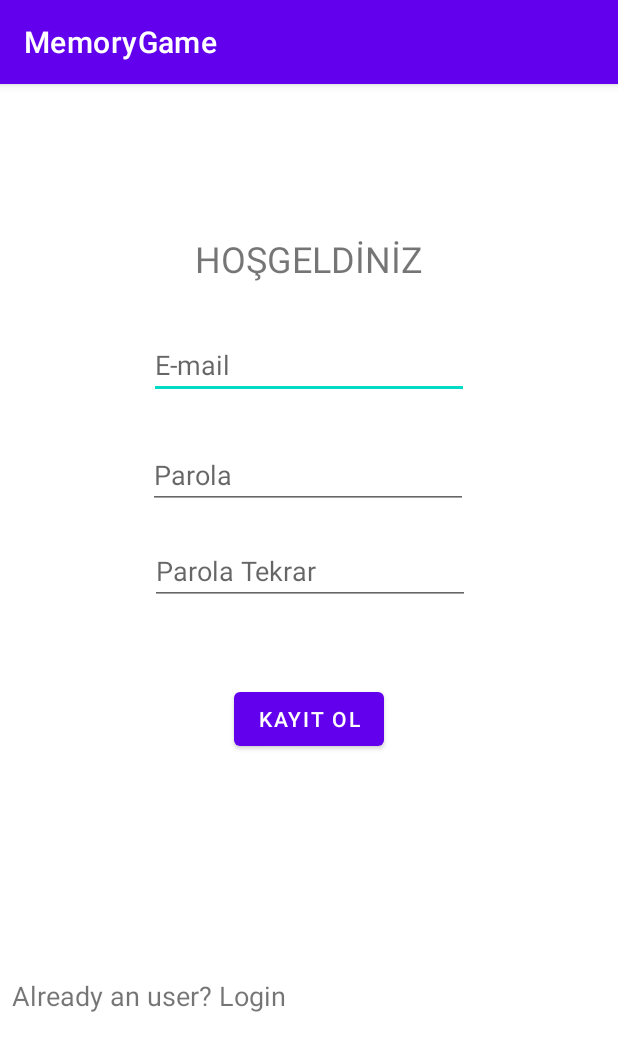
After one commit to tugbaguneyy/Memory-Card-Game, an Android app: the SignupActivity screen opened directly, with no data from a screen before it, on a phone screen of 412 x 824 dp. The commit adds this screen. Shown: the top 1051 px of the screen. Run offline under Robolectric (Android 15) with nearby library versions, the phone set to English and light mode, and no system bars; our stand-ins replace Firebase (no records; nobody signed in at launch, a user with empty details on screens opened directly).

Commit message:
signup ve signin hazır

```diff
--- a/app/build.gradle
+++ b/app/build.gradle
@@ -31,7 +31,11 @@ android {
     kotlinOptions {
         jvmTarget = '1.8'
     }
+    buildFeatures {
+        viewBinding true
+    }
 }
+
 
 dependencies {
 
@@ -45,6 +49,8 @@ dependencies {
     implementation 'com.google.firebase:firebase-firestore-ktx:24.4.1'
     implementation 'com.google.firebase:firebase-firestore:24.0.2'
     implementation 'com.google.firebase:firebase-storage:20.0.1'
+    implementation 'com.google.firebase:firebase-auth-ktx:21.1.0'
+    implementation 'androidx.mediarouter:mediarouter:1.2.6'
     testImplementation 'junit:junit:4.13.2'
     androidTestImplementation 'androidx.test.ext:junit:1.1.3'
     androidTestImplementation 'androidx.test.espresso:espresso-core:3.4.0'
--- /dev/null
+++ b/app/src/main/java/com/example/memorygame/SignupActivity.kt
@@ -0,0 +1,52 @@
+package com.example.memorygame
+
+import android.content.Intent
+import androidx.appcompat.app.AppCompatActivity
+import android.os.Bundle
+import android.widget.Toast
+import com.example.memorygame.databinding.ActivitySignupBinding
+import com.google.firebase.auth.FirebaseAuth
+
+class SignupActivity : AppCompatActivity() {
+    private lateinit var binding: ActivitySignupBinding
+    private lateinit var  firebaseAuth:FirebaseAuth
+    override fun onCreate(savedInstanceState: Bundle?) {
+        super.onCreate(savedInstanceState)
+        binding = ActivitySignupBinding.inflate(layoutInflater)
+        setContentView(binding.root)
+
+        firebaseAuth = FirebaseAuth.getInstance()
+        binding.signup.setOnClickListener {
+            val email = binding.email.text.toString()
+            val password = binding.password.text.toString()
+            val confirmpass = binding.passwordConfirm.text.toString()
+
+            if (email.isNotEmpty() && password.isNotEmpty() && confirmpass.isNotEmpty()) {
+                if (password == confirmpass) {
+                    firebaseAuth.createUserWithEmailAndPassword(email, password)
+                        .addOnCompleteListener {
+                            if (it.isSuccessful) {
+                                val intent = Intent(this, LoginActivity::class.java)
+                                startActivity((intent))
+                            } else {
+                                Toast.makeText(this, it.exception.toString(), Toast.LENGTH_SHORT)
+                                    .show()
+                            }
+                        }
+                } else {
+                    Toast.makeText(this, "Parola eşleşmedi", Toast.LENGTH_SHORT).show()
+
+                }
+            } else {
+                Toast.makeText(this, "Boş bırakılamaz alanlar!", Toast.LENGTH_SHORT).show()
+            }
+
+        }
+        binding.loginRedirectText.setOnClickListener{
+            val loginIntent=Intent(this,LoginActivity::class.java)
+            startActivity(loginIntent)
+        }
+
+
+    }
+    }
--- /dev/null
+++ b/app/src/main/res/layout/activity_signup.xml
@@ -0,0 +1,80 @@
+<?xml version="1.0" encoding="utf-8"?>
+<androidx.constraintlayout.widget.ConstraintLayout xmlns:android="http://schemas.android.com/apk/res/android"
+    xmlns:app="http://schemas.android.com/apk/res-auto"
+    xmlns:tools="http://schemas.android.com/tools"
+    android:layout_width="match_parent"
+    android:layout_height="match_parent"
+    tools:context=".SignupActivity">
+
+    <TextView
+        android:id="@+id/twhg"
+        android:layout_width="wrap_content"
+        android:layout_height="wrap_content"
+        android:layout_marginTop="100dp"
+        android:text="HOŞGELDİNİZ"
+        android:textSize="24sp"
+        app:layout_constraintEnd_toEndOf="parent"
+        app:layout_constraintStart_toStartOf="parent"
+        app:layout_constraintTop_toTopOf="parent" />
+
+    <EditText
+        android:id="@+id/email"
+        android:layout_width="wrap_content"
+        android:layout_height="wrap_content"
+        android:layout_marginTop="32dp"
+        android:ems="10"
+        android:hint="E-mail"
+        android:inputType="textPersonName"
+        app:layout_constraintEnd_toEndOf="parent"
+        app:layout_constraintStart_toStartOf="parent"
+        app:layout_constraintTop_toBottomOf="@+id/twhg" />
+
+    <EditText
+        android:id="@+id/password"
+        android:layout_width="wrap_content"
+        android:layout_height="wrap_content"
+        android:layout_marginTop="92dp"
+        android:ems="10"
+        android:hint="Parola Tekrar"
+        android:inputType="textPersonName"
+        app:layout_constraintEnd_toEndOf="parent"
+        app:layout_constraintHorizontal_bias="0.502"
+        app:layout_constraintStart_toStartOf="parent"
+        app:layout_constraintTop_toBottomOf="@+id/email" />
+
+    <EditText
+        android:id="@+id/password_confirm"
+        android:layout_width="wrap_content"
+        android:layout_height="wrap_content"
+        android:layout_marginTop="28dp"
+        android:ems="10"
+        android:hint="Parola"
+        android:inputType="textPersonName"
+        app:layout_constraintEnd_toEndOf="parent"
+        app:layout_constraintHorizontal_bias="0.497"
+        app:layout_constraintStart_toStartOf="parent"
+        app:layout_constraintTop_toBottomOf="@+id/email" />
+
+    <Button
+        android:id="@+id/signup"
+        android:layout_width="wrap_content"
+        android:layout_height="wrap_content"
+        android:layout_marginTop="52dp"
+        android:text="Kayıt Ol"
+        app:layout_constraintEnd_toEndOf="parent"
+        app:layout_constraintStart_toStartOf="parent"
+        app:layout_constraintTop_toBottomOf="@+id/password" />
+
+    <TextView
+        android:id="@+id/loginRedirectText"
+        android:layout_width="wrap_content"
+        android:layout_height="wrap_content"
+        android:layout_gravity="center"
+        android:padding="8dp"
+        android:text="Already an user? Login"
+        android:textSize="18sp"
+        app:layout_constraintBottom_toBottomOf="parent"
+        app:layout_constraintTop_toBottomOf="@+id/signup"
+        tools:layout_editor_absoluteX="107dp" />
+
+</androidx.constraintlayout.widget.ConstraintLayout>
--- a/app/src/main/res/menu/menu_main.xml
+++ b/app/src/main/res/menu/menu_main.xml
@@ -1,5 +1,6 @@
 <?xml version="1.0" encoding="utf-8"?>
-<menu xmlns:app="http://schemas.android.com/apk/res-auto"
+<menu xmlns:tools="http://schemas.android.com/tools"
+    xmlns:app="http://schemas.android.com/apk/res-auto"
     xmlns:android="http://schemas.android.com/apk/res/android">
 
     <item
--- a/app/src/main/res/values/colors.xml
+++ b/app/src/main/res/values/colors.xml
@@ -10,4 +10,5 @@
     <color name="color_gray">#E0E0E0</color>
     <color name="color_progress_none">#DC1E0B</color>
     <color name="color_progress_full">#35BA01</color>
+    <color name="grey">#2196F3</color>
 </resources>
```
Also changed, not shown: app/src/main/AndroidManifest.xml (+22 -2 lines), app/src/main/java/com/example/memorygame/LoginActivity.kt (added, +43 -0 lines), app/src/main/java/com/example/memorygame/MainActivity.kt (+11 -7 lines), app/src/main/res/layout/activity_login.xml (added, +67 -0 lines), 1 other file.
